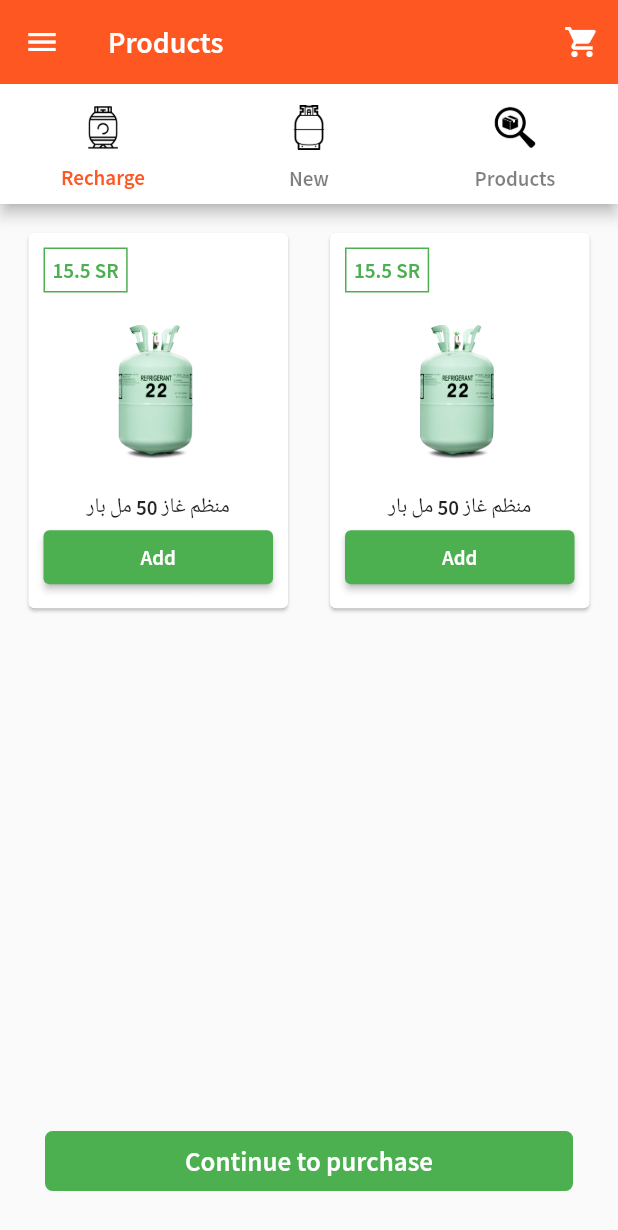
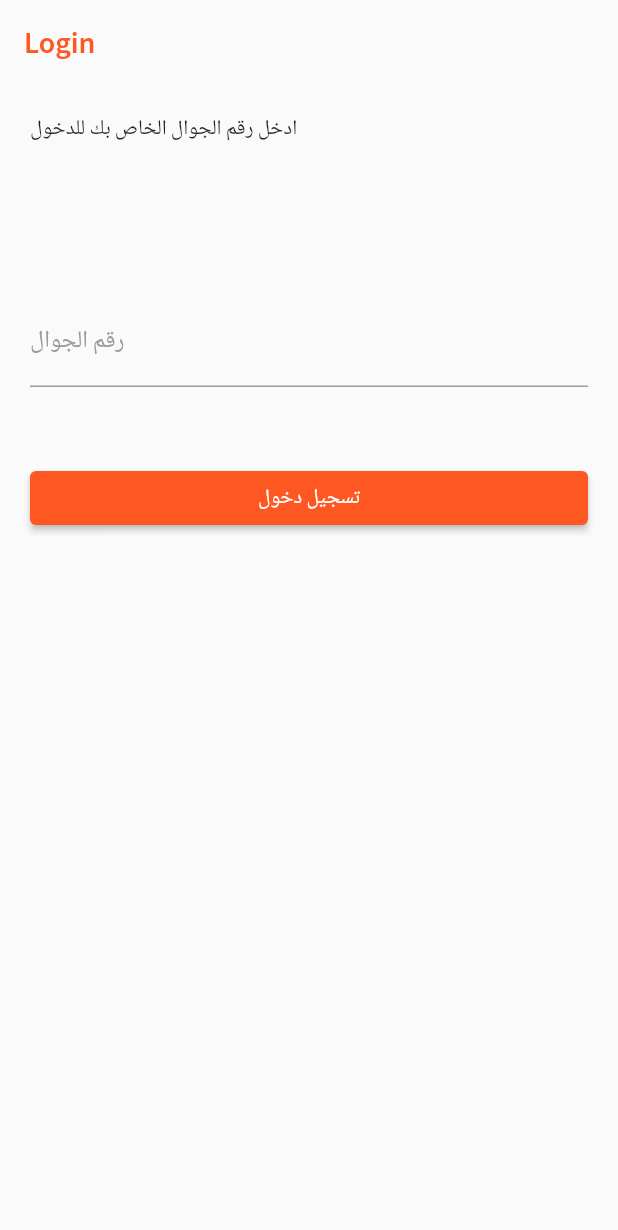
Before and after one commit to Nader15/gas, a Flutter app: the screen it shows after launch, on a phone screen of 412 x 824 dp. Shown: the top 1230 px of the screen. Run offline on Flutter 3.47's test engine with Material 2 defaults, Android fonts, the phone set to English and light mode, and no system bars; our stand-ins replace flutter_svg, localize_and_translate.

Commit message:
login & verification added

```diff
--- a/assets/langs/ar.json
+++ b/assets/langs/ar.json
@@ -73,6 +73,8 @@
   "Date": "التاريخ",
   "Details": "التفاصيل",
   "Received": "تم الاستلام",
-  "Canceled": "ملغي"
+  "Canceled": "ملغي",
+
+  "Login": "تسجيل الدخول"
 
 }
--- a/assets/langs/en.json
+++ b/assets/langs/en.json
@@ -73,5 +73,7 @@
   "Date": "Date",
   "Details": "Details",
   "Received": "Received",
-  "Canceled": "Canceled"
+  "Canceled": "Canceled",
+
+  "Login": "Login"
 }
--- /dev/null
+++ b/lib/ui/login.dart
@@ -0,0 +1,84 @@
+import 'package:flutter/material.dart';
+import 'package:gas/ui/home_page.dart';
+import 'package:gas/ui/verification.dart';
+import 'package:gas/utils/colors_file.dart';
+import 'package:gas/utils/custom_widgets/custom_button.dart';
+import 'package:gas/utils/global_vars.dart';
+import 'package:gas/utils/navigator.dart';
+
+class Login extends StatefulWidget {
+  @override
+  _LoginState createState() => _LoginState();
+}
+
+class _LoginState extends State<Login> {
+  final GlobalKey<FormState> _key = GlobalKey<FormState>();
+
+  @override
+  Widget build(BuildContext context) {
+    return Scaffold(
+      appBar: AppBar(
+        elevation: 0,
+        backgroundColor: Colors.transparent,
+        title: Text(getTranslated(context, "Login"),
+            style:
+                TextStyle(fontWeight: FontWeight.w100, color: primaryAppColor)),
+      ),
+      body: Container(
+        padding: EdgeInsets.all(20),
+        child: _mainForm(context),
+      ),
+    );
+  }
+
+  Form _mainForm(BuildContext context) {
+    return Form(
+      key: _key,
+      child: SingleChildScrollView(
+          child: Column(
+        children: [
+          Align(
+            alignment: Alignment.topRight,
+            child: Column(
+              crossAxisAlignment: CrossAxisAlignment.start,
+              children: [
+                Text("ادخل رقم الجوال الخاص بك للدخول"),
+                SizedBox(
+                  height: MediaQuery.of(context).size.height/8,
+                ),
+                TextFormField(
+                  keyboardType: TextInputType.phone,
+                  cursorColor: grey,
+                  decoration: InputDecoration(
+                    enabledBorder: UnderlineInputBorder(
+                        borderSide: BorderSide(color: grey)),
+                    focusedBorder: UnderlineInputBorder(
+                        borderSide: BorderSide(color: grey)),
+                    labelText: "رقم الجوال",
+                    labelStyle: TextStyle(color: grey),
+                  ),
+                ),
+                SizedBox(
+                  height: 50,
+                ),
+                Center(
+                    child: Container(
+                  width: MediaQuery.of(context).size.width,
+                  child: ElevatedButton(
+                      style: ElevatedButton.styleFrom(
+                        primary: primaryAppColor, // background
+                        onPrimary: Colors.white, // foreground
+                      ),
+                      onPressed: () {
+                        navigateAndKeepStack(context, Verify());
+                      },
+                      child: Text("تسجيل دخول")),
+                ))
+              ],
+            ),
+          )
+        ],
+      )),
+    );
+  }
+}
--- a/lib/ui/splash.dart
+++ b/lib/ui/splash.dart
@@ -3,6 +3,7 @@ import 'dart:async';
 
 import 'package:gas/APiFunctions/sharedPref/SharedPrefClass.dart';
 import 'package:gas/ui/home_page.dart';
+import 'package:gas/ui/login.dart';
 import 'package:gas/ui/on_boarding.dart';
 import 'package:gas/utils/navigator.dart';
 import 'package:gas/utils/image_file.dart';
@@ -18,7 +19,7 @@ class _SplashState extends State<Splash> {
     // TODO: implement initState
     super.initState();
     Future.delayed(Duration(seconds: 3), () {
-      navigateAndClearStack(context, HomePage());
+      navigateAndClearStack(context, Login());
     });
   }
 
```
Also changed, not shown: lib/ui/verification.dart (added, +108 -0 lines).
